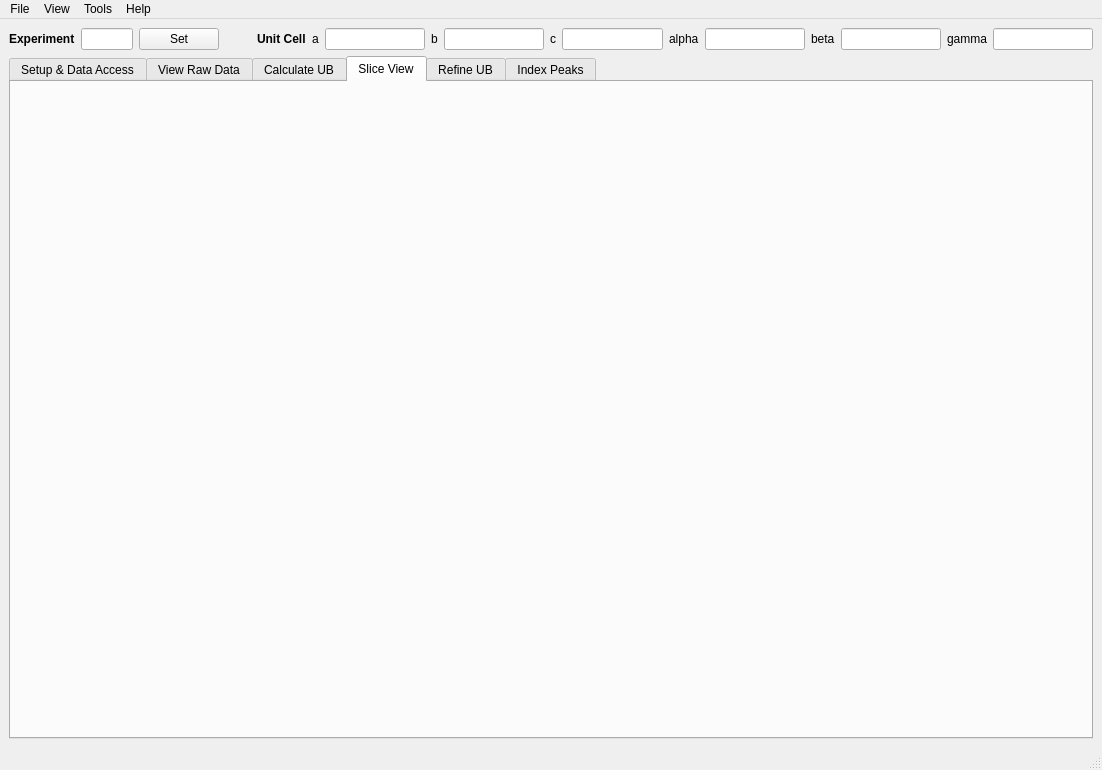
Qt form Code/Mantid/scripts/HFIR_4Circle_Reduction/MainWindow.ui (mantidproject/mantid) before a commit.
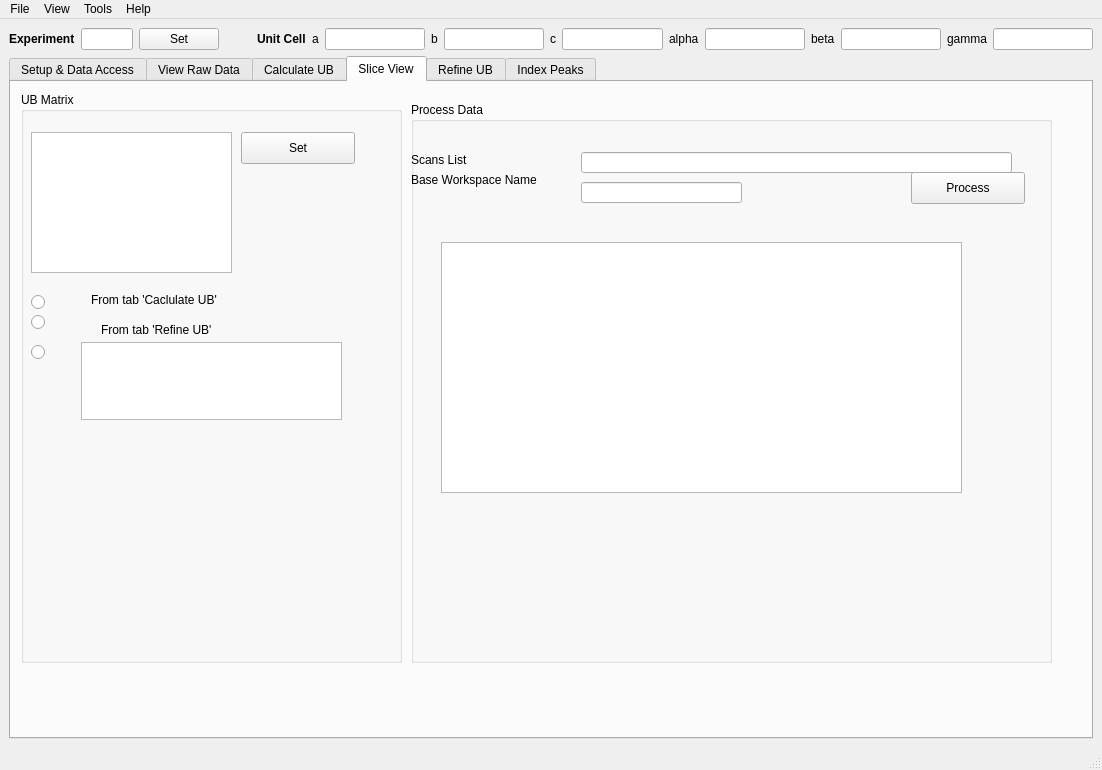
The same form after that commit. The open tabs and pages were chosen to show the change. Custom widgets are drawn as their Qt base class.

Commit message: Refs #12122. Designed slice view tab and fixed pylint warnings.

```diff
--- a/Code/Mantid/scripts/HFIR_4Circle_Reduction/MainWindow.ui
+++ b/Code/Mantid/scripts/HFIR_4Circle_Reduction/MainWindow.ui
@@ -1332,7 +1332,205 @@
            <attribute name="title">
             <string>Slice View</string>
            </attribute>
-           <layout class="QGridLayout" name="gridLayout_4"/>
+           <widget class="QGroupBox" name="groupBox_5">
+            <property name="geometry">
+             <rect>
+              <x>10</x>
+              <y>10</y>
+              <width>381</width>
+              <height>571</height>
+             </rect>
+            </property>
+            <property name="title">
+             <string>UB Matrix</string>
+            </property>
+            <widget class="QTableWidget" name="tableWidget_ubSiceView">
+             <property name="geometry">
+              <rect>
+               <x>10</x>
+               <y>40</y>
+               <width>201</width>
+               <height>141</height>
+              </rect>
+             </property>
+            </widget>
+            <widget class="QRadioButton" name="radioButton_ubFromList">
+             <property name="geometry">
+              <rect>
+               <x>10</x>
+               <y>250</y>
+               <width>21</width>
+               <height>20</height>
+              </rect>
+             </property>
+             <property name="text">
+              <string/>
+             </property>
+            </widget>
+            <widget class="QPushButton" name="pushButton_8">
+             <property name="geometry">
+              <rect>
+               <x>220</x>
+               <y>40</y>
+               <width>114</width>
+               <height>32</height>
+              </rect>
+             </property>
+             <property name="text">
+              <string>Set</string>
+             </property>
+            </widget>
+            <widget class="QRadioButton" name="radioButton_ubFromTab1">
+             <property name="geometry">
+              <rect>
+               <x>10</x>
+               <y>200</y>
+               <width>21</width>
+               <height>20</height>
+              </rect>
+             </property>
+             <property name="text">
+              <string/>
+             </property>
+            </widget>
+            <widget class="QLabel" name="label_3">
+             <property name="geometry">
+              <rect>
+               <x>70</x>
+               <y>200</y>
+               <width>211</width>
+               <height>16</height>
+              </rect>
+             </property>
+             <property name="text">
+              <string>From tab 'Caclulate UB'</string>
+             </property>
+            </widget>
+            <widget class="QLabel" name="label_28">
+             <property name="geometry">
+              <rect>
+               <x>80</x>
+               <y>230</y>
+               <width>211</width>
+               <height>16</height>
+              </rect>
+             </property>
+             <property name="text">
+              <string>From tab 'Refine UB'</string>
+             </property>
+            </widget>
+            <widget class="QRadioButton" name="radioButton_ubFromTab3">
+             <property name="geometry">
+              <rect>
+               <x>10</x>
+               <y>220</y>
+               <width>21</width>
+               <height>20</height>
+              </rect>
+             </property>
+             <property name="text">
+              <string/>
+             </property>
+            </widget>
+            <widget class="QPlainTextEdit" name="plainTextEdit_ubInput">
+             <property name="geometry">
+              <rect>
+               <x>60</x>
+               <y>250</y>
+               <width>261</width>
+               <height>78</height>
+              </rect>
+             </property>
+            </widget>
+           </widget>
+           <widget class="QGroupBox" name="groupBox_6">
+            <property name="geometry">
+             <rect>
+              <x>400</x>
+              <y>20</y>
+              <width>641</width>
+              <height>561</height>
+             </rect>
+            </property>
+            <property name="title">
+             <string>Process Data</string>
+            </property>
+            <widget class="QTableWidget" name="tableWidget_sliceViewProgress">
+             <property name="geometry">
+              <rect>
+               <x>30</x>
+               <y>140</y>
+               <width>521</width>
+               <height>251</height>
+              </rect>
+             </property>
+             <property name="toolTip">
+              <string>&lt;html&gt;&lt;head/&gt;&lt;body&gt;&lt;p&gt;? columns: &lt;/p&gt;&lt;p&gt;&lt;br/&gt;&lt;/p&gt;&lt;p&gt;1. Scan number&lt;/p&gt;&lt;p&gt;2. Number of Pts.&lt;/p&gt;&lt;p&gt;3. Status: &lt;/p&gt;&lt;p&gt;(a) done&lt;/p&gt;&lt;p&gt;(b) error with error message&lt;/p&gt;&lt;p&gt;(c) on-going&lt;/p&gt;&lt;p&gt;(d) empty as not yet&lt;/p&gt;&lt;/body&gt;&lt;/html&gt;</string>
+             </property>
+            </widget>
+            <widget class="QPushButton" name="pushButton_9">
+             <property name="geometry">
+              <rect>
+               <x>500</x>
+               <y>70</y>
+               <width>114</width>
+               <height>32</height>
+              </rect>
+             </property>
+             <property name="text">
+              <string>Process</string>
+             </property>
+            </widget>
+            <widget class="QLabel" name="label_29">
+             <property name="geometry">
+              <rect>
+               <x>0</x>
+               <y>70</y>
+               <width>141</width>
+               <height>16</height>
+              </rect>
+             </property>
+             <property name="toolTip">
+              <string>&lt;html&gt;&lt;head/&gt;&lt;body&gt;&lt;p&gt;For MDEventsWorkspace with merged runs&lt;/p&gt;&lt;p&gt;&lt;br/&gt;&lt;/p&gt;&lt;p&gt;For example:&lt;/p&gt;&lt;/body&gt;&lt;/html&gt;</string>
+             </property>
+             <property name="text">
+              <string>Base Workspace Name</string>
+             </property>
+            </widget>
+            <widget class="QLabel" name="label_30">
+             <property name="geometry">
+              <rect>
+               <x>0</x>
+               <y>50</y>
+               <width>151</width>
+               <height>16</height>
+              </rect>
+             </property>
+             <property name="text">
+              <string>Scans List</string>
+             </property>
+            </widget>
+            <widget class="QLineEdit" name="lineEdit_baseMergeMDName">
+             <property name="geometry">
+              <rect>
+               <x>170</x>
+               <y>80</y>
+               <width>161</width>
+               <height>21</height>
+              </rect>
+             </property>
+            </widget>
+            <widget class="QLineEdit" name="lineEdit_listScansSliceView">
+             <property name="geometry">
+              <rect>
+               <x>170</x>
+               <y>50</y>
+               <width>431</width>
+               <height>21</height>
+              </rect>
+             </property>
+            </widget>
+           </widget>
           </widget>
           <widget class="QWidget" name="tab_3">
            <attribute name="title">
```
Left out of the diff: 4 changed lines with no effect on the pictures. The commit also changes 2 other files.
